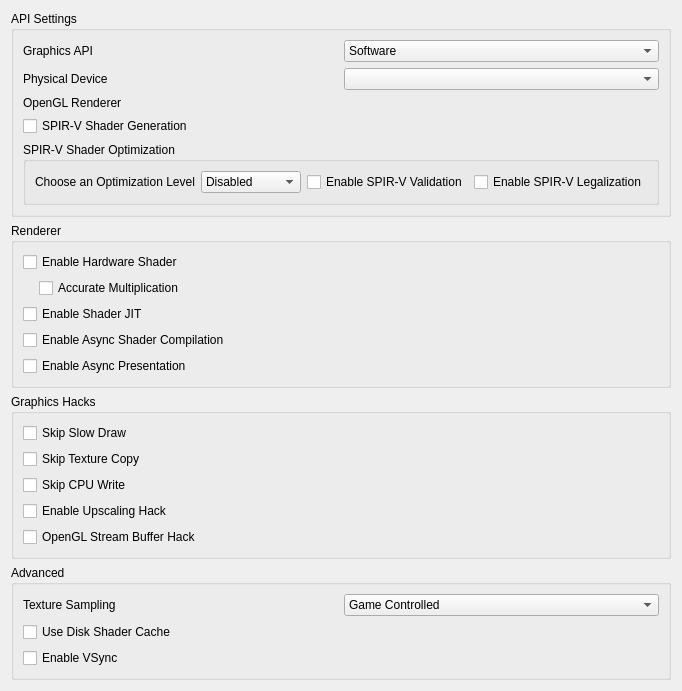
Before: the Qt Designer form src/citra_qt/configuration/configure_graphics.ui in yeager/Borked3DS, drawn with Qt 5.
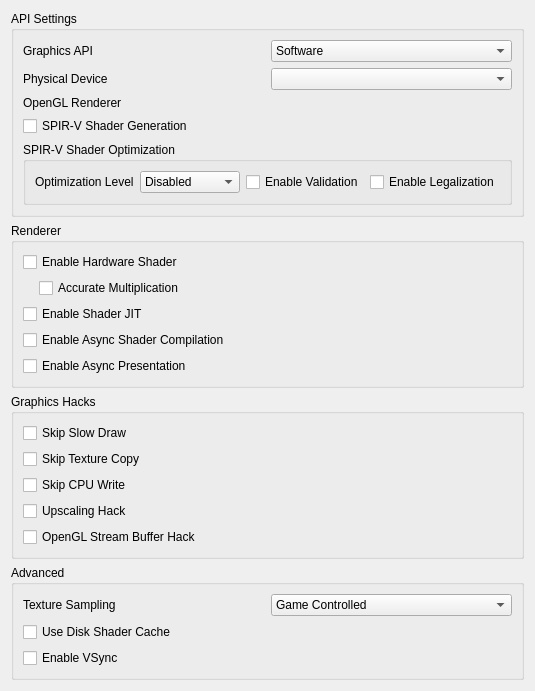
After: the same form once the commit is applied.

Commit message: citra_qt: Minor edits to tooltips and labels for consistency

```diff
--- a/src/citra_qt/configuration/configure_graphics.ui
+++ b/src/citra_qt/configuration/configure_graphics.ui
@@ -156,7 +156,7 @@
               <string>&lt;html&gt;&lt;head/&gt;&lt;body&gt;&lt;p&gt;Performs various optimizations on SPIR-V modules to improve performance and reduce size.&lt;/p&gt;&lt;p&gt;Make sure to empty the shader cache in the Citra folder before changing optimization level. The Citra folder can be accessed through the File menu.&lt;/p&gt;&lt;/body&gt;&lt;/html&gt;</string>
              </property>
              <property name="text">
-               <string>Choose an Optimization Level</string>
+               <string>Optimization Level</string>
              </property>
             </widget>
            </item>
@@ -189,7 +189,7 @@
               <string>&lt;html&gt;&lt;head/&gt;&lt;body&gt;&lt;p&gt;Activate SPIR-V output validation. The validator checks validation rules described by the SPIR-V specification.&lt;/p&gt;&lt;p&gt;Ensures that outputs are valid and protects from bad inputs. Useful for debugging.&lt;/p&gt;&lt;/body&gt;&lt;/html&gt;</string>
              </property>
              <property name="text">
-              <string>Enable SPIR-V Validation</string>
+              <string>Enable Validation</string>
              </property>
             </widget>
            </item>
@@ -199,7 +199,7 @@
               <string>&lt;html&gt;&lt;head/&gt;&lt;body&gt;&lt;p&gt;Activate SPIR-V output legalization. Legalizes the SPIR-V code for Vulkan. Primarily used for HLSL shaders.&lt;/p&gt;&lt;/body&gt;&lt;/html&gt;</string>
              </property>
              <property name="text">
-              <string>Enable SPIR-V Legalization</string>
+              <string>Enable Legalization</string>
              </property>
             </widget>
            </item>
@@ -348,7 +348,7 @@
          <string>&lt;html&gt;&lt;head/&gt;&lt;body&gt;&lt;p&gt;Overrides upscaling for dst_params. May fix texture ghosting for some games, but may crash other games as well.&lt;/p&gt;&lt;/body&gt;&lt;/html&gt;</string>
         </property>
         <property name="text">
-         <string>Enable Upscaling Hack</string>
+         <string>Upscaling Hack</string>
         </property>
        </widget>
       </item>
```
Left out of the diff: 6 changed lines with no effect on the pictures. The commit also changes 4 other files.
